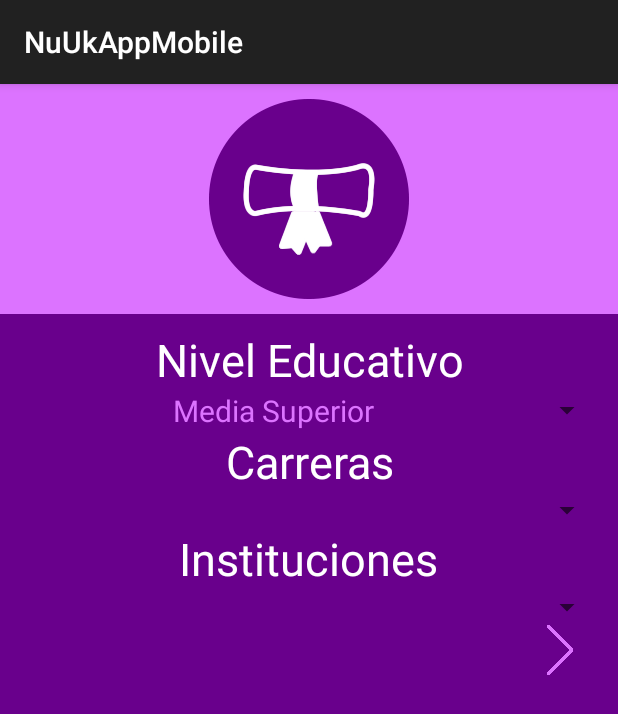
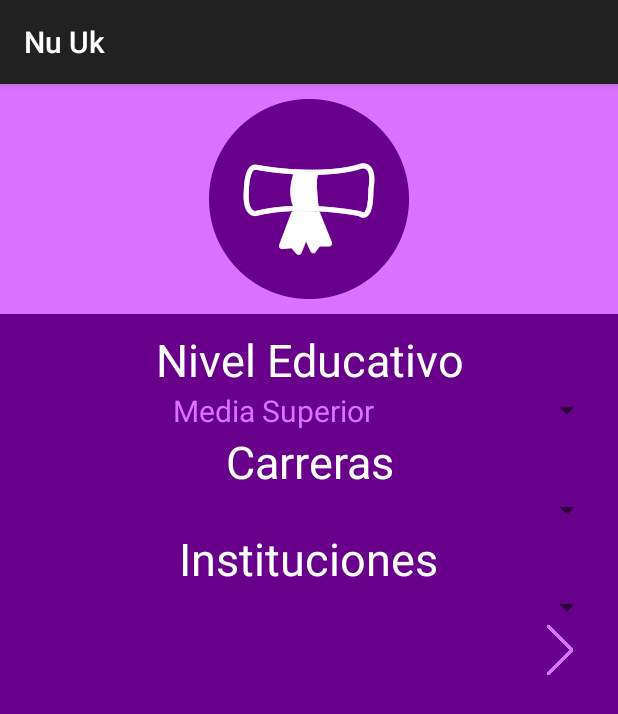
Before and after one commit to isaiascaamalgarcia/nu-uk, an Android app: the fragment Sec_carrer shown on its own in the app's theme, on a phone screen of 412 x 824 dp. Shown: the top 714 px of the screen. Run offline under Robolectric (Android 15) with nearby library versions, the light colour scheme and no system bars; 2 statements that could not run were skipped.

Commit message:
Settings fuera

```diff
--- a/NuUkAppMobile/app/src/main/java/com/example/nuuk/nuukappmobile/SQLite/Querys.java
+++ b/NuUkAppMobile/app/src/main/java/com/example/nuuk/nuukappmobile/SQLite/Querys.java
@@ -22,7 +22,7 @@ public class Querys {
     public String [] values;
     public AdminSQLiteOpenHelper admin;
     public Variables variables;
-    public List<String> lista,lista1;
+    public ArrayList<String> lista,lista1;
     public Querys(Context context, String table)
     {
         this.context=context;
--- a/NuUkAppMobile/app/src/main/java/com/example/nuuk/nuukappmobile/Sec_carrer.java
+++ b/NuUkAppMobile/app/src/main/java/com/example/nuuk/nuukappmobile/Sec_carrer.java
@@ -18,6 +18,7 @@ import com.example.nuuk.nuukappmobile.NuukClass.ColumnsTables;
 import com.example.nuuk.nuukappmobile.NuukClass.arrayEscuela;
 import com.example.nuuk.nuukappmobile.SQLite.Querys;
 
+import java.util.ArrayList;
 import java.util.List;
 
 /**
@@ -31,7 +32,7 @@ public class Sec_carrer extends Fragment {
     private TextView tv1,tv2,tv3;
     private ArrayAdapter<String> adapter;
     private String[] stockArr;
-    public List<String> listaCarreras, listaEscuelas,listaEscuelasId;
+    public ArrayList<String> listaCarreras, listaEscuelas,listaEscuelasId;
     View rootView;
     Querys querys;
     int x = 1,x1=1;
@@ -41,7 +42,7 @@ public class Sec_carrer extends Fragment {
     @Override
     public View onCreateView(LayoutInflater inflater, ViewGroup container, Bundle saveInstanceState) {
         rootView = inflater.inflate(R.layout.lay_schooltype, container, false);
-        img = (ImageView)rootView.findViewById(R.id.imagen);
+        img = (ImageView)rootView.findViewById(R.id.goschool);
         img.setOnClickListener(new View.OnClickListener()
         {
             @Override
@@ -50,7 +51,8 @@ public class Sec_carrer extends Fragment {
                 Fragment f = new Selected_school();
                 FragmentManager fragmentManager = getFragmentManager();
                 FragmentTransaction fragmentTransaction = fragmentManager.beginTransaction();
-                fragmentTransaction.replace(R.id.vista_schoooltype, f). addToBackStack(null);
+                fragmentTransaction.replace(R.id.vista, f). addToBackStack(null);
+                fragmentTransaction.commit();
             }
         });
         tv1 = (TextView)rootView.findViewById(R.id.tv_carrer);
@@ -62,6 +64,12 @@ public class Sec_carrer extends Fragment {
         sf.setFontTextView(tv3,getActivity());
              listadoCarreras();
         return rootView;
+    }
+
+    @Override
+    public void onSaveInstanceState(Bundle outState) {
+        super.onSaveInstanceState(outState);
+        outState.putString("titulo",getActivity().getActionBar().getTitle().toString());
     }
 
     public void listadoCarreras() {
--- a/NuUkAppMobile/app/src/main/java/com/example/nuuk/nuukappmobile/Selected_school.java
+++ b/NuUkAppMobile/app/src/main/java/com/example/nuuk/nuukappmobile/Selected_school.java
@@ -109,7 +109,7 @@ public class Selected_school extends Fragment{
         return true;
     }*/
 
-    @Override
+    /*@Override
     public boolean onOptionsItemSelected(MenuItem item) {
         // Handle action bar item clicks here. The action bar will
         // automatically handle clicks on the Home/Up button, so long
@@ -122,5 +122,5 @@ public class Selected_school extends Fragment{
         }
 
         return super.onOptionsItemSelected(item);
-    }
+    }*/
 }
--- a/NuUkAppMobile/app/src/main/java/com/example/nuuk/nuukappmobile/pruebaSqlite.java
+++ b/NuUkAppMobile/app/src/main/java/com/example/nuuk/nuukappmobile/pruebaSqlite.java
@@ -22,7 +22,7 @@ public class pruebaSqlite extends ActionBarActivity {
         return true;
     }
 
-    @Override
+    /*@Override
     public boolean onOptionsItemSelected(MenuItem item) {
         // Handle action bar item clicks here. The action bar will
         // automatically handle clicks on the Home/Up button, so long
@@ -35,5 +35,5 @@ public class pruebaSqlite extends ActionBarActivity {
         }
 
         return super.onOptionsItemSelected(item);
-    }
+    }*/
 }
--- a/NuUkAppMobile/app/src/main/res/layout-land/lay_schooltype.xml
+++ b/NuUkAppMobile/app/src/main/res/layout-land/lay_schooltype.xml
@@ -1,6 +1,6 @@
 <?xml version="1.0" encoding="utf-8"?>
 <LinearLayout xmlns:android="http://schemas.android.com/apk/res/android"
-    android:orientation="horizontal"
+    android:orientation="vertical"
     android:layout_width="match_parent"
     android:layout_height="match_parent"
     android:baselineAligned="false"
@@ -9,7 +9,11 @@
         android:layout_width="match_parent"
         android:layout_height="wrap_content"
         android:orientation="vertical"
-        android:id="@+id/vista_schoooltype"></LinearLayout>
+        android:id="@+id/vista"></LinearLayout>
+    <LinearLayout
+        android:layout_width="match_parent"
+        android:layout_height="match_parent"
+        android:orientation="horizontal">
     <LinearLayout
         android:layout_width="wrap_content"
         android:layout_height="match_parent"
@@ -85,7 +89,8 @@
                 android:src="@drawable/ic_gobutton"
                 android:layout_gravity="right"
                 android:layout_marginRight="20dp"
-                android:id="@+id/imagen" />
+                android:id="@+id/goschool" />
         </LinearLayout>
     </ScrollView>
+    </LinearLayout>
 </LinearLayout>
--- a/NuUkAppMobile/app/src/main/res/layout/lay_schooltype.xml
+++ b/NuUkAppMobile/app/src/main/res/layout/lay_schooltype.xml
@@ -8,7 +8,7 @@
         android:layout_width="match_parent"
         android:layout_height="wrap_content"
         android:orientation="vertical"
-        android:id="@+id/vista_schoooltype"></LinearLayout>
+        android:id="@+id/vista"></LinearLayout>
     <LinearLayout
         android:layout_width="match_parent"
         android:layout_height="wrap_content"
@@ -33,8 +33,7 @@
             android:layout_height="wrap_content"
             android:orientation="vertical"
             android:gravity="center"
-            android:padding="10dp"
-            android:id="@+id/goschool">
+            android:padding="10dp">
 
             <TextView
                 android:layout_width="wrap_content"
@@ -87,7 +86,7 @@
                 android:src="@drawable/ic_gobutton"
                 android:layout_gravity="right"
                 android:layout_marginRight="20dp"
-                android:id="@+id/imagen" />
+                android:id="@+id/goschool" />
         </LinearLayout>
     </ScrollView>
 </LinearLayout>
--- a/NuUkAppMobile/app/src/main/res/menu/menu_curp.xml
+++ b/NuUkAppMobile/app/src/main/res/menu/menu_curp.xml
@@ -2,8 +2,4 @@
       xmlns:app="http://schemas.android.com/apk/res-auto"
       xmlns:tools="http://schemas.android.com/tools"
       tools:context="com.example.nuuk.nuukappmobile.curp">
-    <item android:id="@+id/action_settings"
-          android:title="@string/action_settings"
-          android:orderInCategory="100"
-          app:showAsAction="never"/>
 </menu>
--- a/NuUkAppMobile/app/src/main/res/menu/menu_main.xml
+++ b/NuUkAppMobile/app/src/main/res/menu/menu_main.xml
@@ -1,6 +1,4 @@
 <menu xmlns:android="http://schemas.android.com/apk/res/android"
     xmlns:app="http://schemas.android.com/apk/res-auto"
     xmlns:tools="http://schemas.android.com/tools" tools:context=".MainActivity">
-    <item android:id="@+id/action_settings" android:title="@string/action_settings"
-        android:orderInCategory="100" app:showAsAction="never" />
 </menu>
--- a/NuUkAppMobile/app/src/main/res/menu/menu_map.xml
+++ b/NuUkAppMobile/app/src/main/res/menu/menu_map.xml
@@ -2,6 +2,4 @@
     xmlns:app="http://schemas.android.com/apk/res-auto"
     xmlns:tools="http://schemas.android.com/tools"
     tools:context="com.example.nuuk.nuukappmobile.Map">
-    <item android:id="@+id/action_settings" android:title="@string/action_settings"
-        android:orderInCategory="100" app:showAsAction="never" />
 </menu>
--- a/NuUkAppMobile/app/src/main/res/menu/menu_prueba_sqlite.xml
+++ b/NuUkAppMobile/app/src/main/res/menu/menu_prueba_sqlite.xml
@@ -2,6 +2,4 @@
     xmlns:app="http://schemas.android.com/apk/res-auto"
     xmlns:tools="http://schemas.android.com/tools"
     tools:context="com.example.nuuk.nuukappmobile.pruebaSqlite">
-    <item android:id="@+id/action_settings" android:title="@string/action_settings"
-        android:orderInCategory="100" app:showAsAction="never" />
 </menu>
--- a/NuUkAppMobile/app/src/main/res/values/strings.xml
+++ b/NuUkAppMobile/app/src/main/res/values/strings.xml
@@ -1,9 +1,8 @@
 <?xml version="1.0" encoding="utf-8"?>
 <resources>
 
-    <string name="app_name">NuUkAppMobile</string>
+    <string name="app_name">Nu Uk</string>
     <string name="hello_world">Hello world!</string>
-    <string name="action_settings">Settings</string>
 
     <string-array name="Tags">
         <item>Inicio</item>
```
Also changed, not shown: NuUkAppMobile/app/src/main/java/com/example/nuuk/nuukappmobile/MainActivity.java (+0 -14 lines), NuUkAppMobile/app/src/main/res/drawable-hdpi/ic_highschools.png (deleted), NuUkAppMobile/app/src/main/res/drawable-hdpi/ic_launcher.png, NuUkAppMobile/app/src/main/res/drawable-hdpi/ic_universities.png (deleted), NuUkAppMobile/app/src/main/res/drawable-hdpi/logonuukfinals.png (renamed from NuUkAppMobile/app/src/main/res/drawable-hdpi/logonuukfinal.png), 3 other files.
